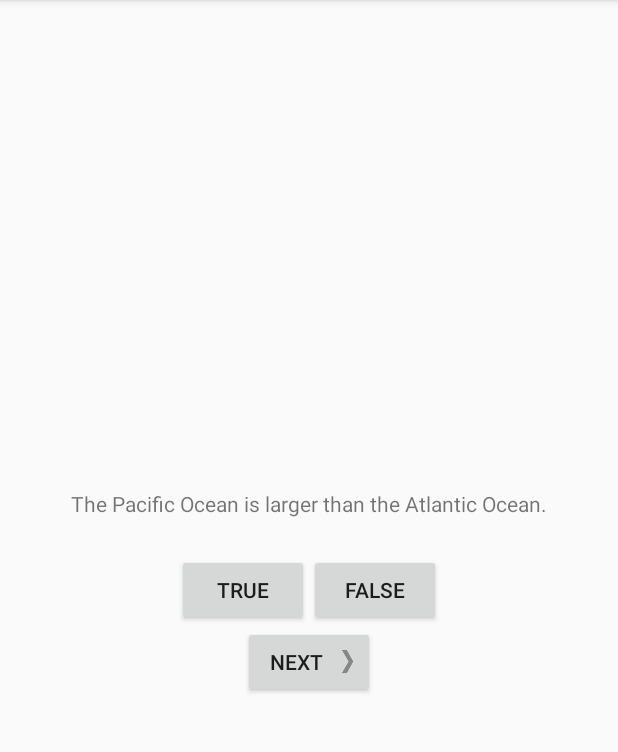
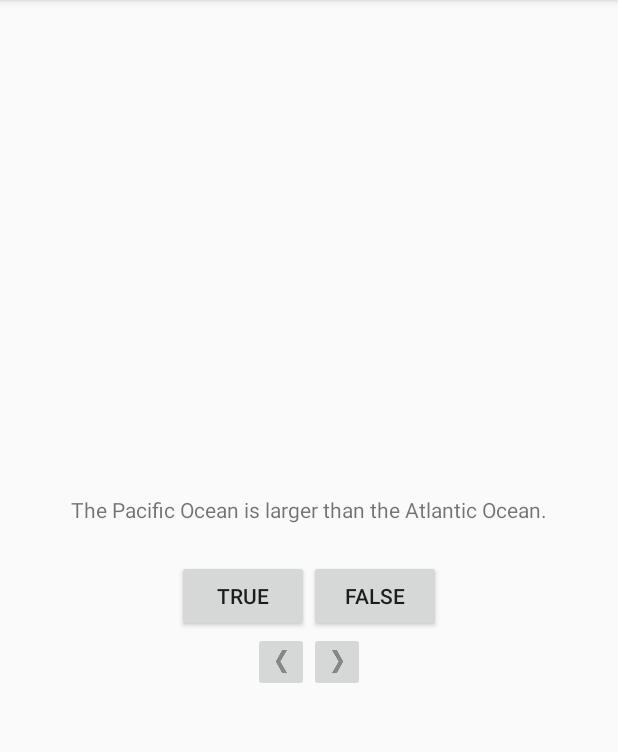
Before and after one commit to kniost/Android-Programming-Big-Nerd-Ranch-Guide-2nd, an Android app: the screen it shows after launch (QuizActivity), on a phone screen of 412 x 824 dp, the part 84-836 px from its top. Run offline under Robolectric (Android 15) with nearby library versions, the phone set to English and light mode, and no system bars.

Commit message:
Complete all challenges in chapter 2，完成第二章所有挑战

```diff
--- a/GeoQuiz/app/src/main/java/com/kniost/geoquiz/QuizActivity.java
+++ b/GeoQuiz/app/src/main/java/com/kniost/geoquiz/QuizActivity.java
@@ -4,6 +4,7 @@ import android.support.v7.app.AppCompatActivity;
 import android.os.Bundle;
 import android.view.View;
 import android.widget.Button;
+import android.widget.ImageButton;
 import android.widget.TextView;
 import android.widget.Toast;
 
@@ -13,7 +14,8 @@ public class QuizActivity extends AppCompatActivity {
     //然后在 Acitvity 被创建,并在 OnCreate() 函数中关联起来
     private Button mTrueButton;
     private Button mFalseButton;
-    private Button mNextButton;
+    private ImageButton mPrevButton;
+    private ImageButton mNextButton;
     private TextView mQuestionTextView;
 
     private Question[] mQuestionBank = new Question[]{
@@ -51,6 +53,13 @@ public class QuizActivity extends AppCompatActivity {
         setContentView(R.layout.activity_quiz);
 
         mQuestionTextView = (TextView) findViewById(R.id.question_text_view);
+        mQuestionTextView.setOnClickListener(new View.OnClickListener() {
+            @Override
+            public void onClick(View v) {
+                mCurrentIndex = (mCurrentIndex + 1) % mQuestionBank.length;
+                updateQuestion();
+            }
+        });
 
         mTrueButton = (Button) findViewById(R.id.true_button);
         //本书均使用匿名内部类的方法实现监听器
@@ -69,7 +78,20 @@ public class QuizActivity extends AppCompatActivity {
             }
         });
 
-        mNextButton = (Button) findViewById(R.id.next_button);
+        mPrevButton = (ImageButton) findViewById(R.id.prev_button);
+        mPrevButton.setOnClickListener(new View.OnClickListener() {
+            @Override
+            public void onClick(View v) {
+                if (mCurrentIndex == 0) {
+                    mCurrentIndex = mQuestionBank.length - 1;
+                } else {
+                    mCurrentIndex = mCurrentIndex - 1;
+                }
+                updateQuestion();
+            }
+        });
+
+        mNextButton = (ImageButton) findViewById(R.id.next_button);
         mNextButton.setOnClickListener(new View.OnClickListener() {
             @Override
             public void onClick(View v) {
--- a/GeoQuiz/app/src/main/res/layout/activity_quiz.xml
+++ b/GeoQuiz/app/src/main/res/layout/activity_quiz.xml
@@ -32,13 +32,23 @@
             android:text="@string/false_button"/>
     </LinearLayout>
 
-    <Button
-        android:id="@+id/next_button"
+    <LinearLayout
         android:layout_width="wrap_content"
-        android:layout_height="wrap_content"
-        android:text="@string/next_button"
-        android:drawableRight="@drawable/arrow_right"
-        android:drawablePadding="4dp"
-        />
+        android:layout_height="wrap_content">
 
+        <ImageButton
+            android:id="@+id/prev_button"
+            android:layout_width="wrap_content"
+            android:layout_height="wrap_content"
+            android:src="@drawable/arrow_left"
+            android:contentDescription="@string/prev_button"/>
+
+        <ImageButton
+            android:id="@+id/next_button"
+            android:layout_width="wrap_content"
+            android:layout_height="wrap_content"
+            android:src="@drawable/arrow_right"
+            android:contentDescription="@string/next_button"
+            />
+    </LinearLayout>
 </LinearLayout>
--- a/GeoQuiz/app/src/main/res/values/strings.xml
+++ b/GeoQuiz/app/src/main/res/values/strings.xml
@@ -3,6 +3,7 @@
 
     <string name="true_button">TRUE</string>
     <string name="false_button">False</string>
+    <string name="prev_button">PREV</string>
     <string name="next_button">NEXT</string>
     <string name="correct_toast">Correct!</string>
     <string name="incorrect_toast">Incorrect!</string>
```
